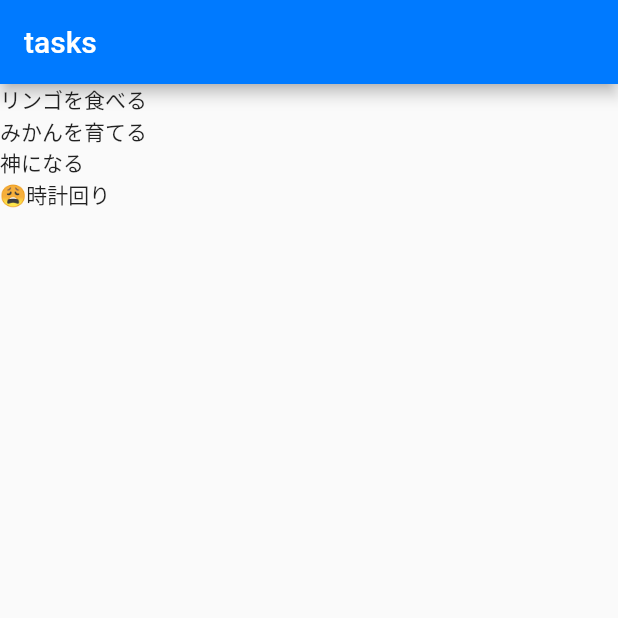
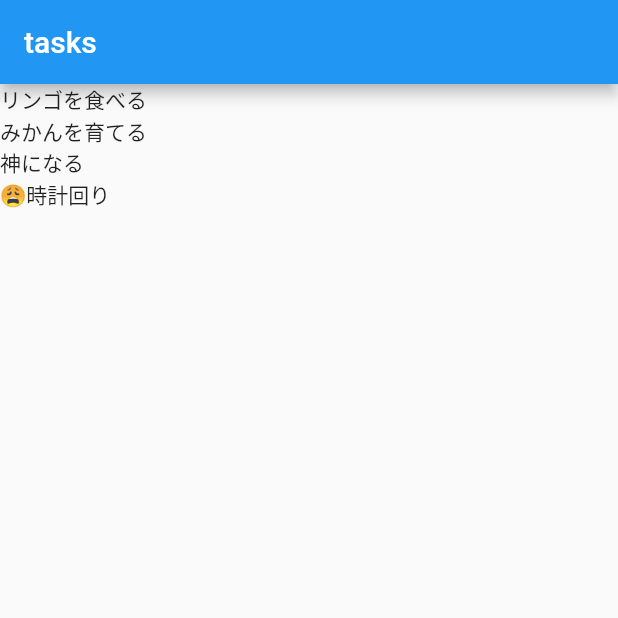
Before and after one commit to kobayashiharuto/flutter_rehabilitation, a Flutter app: the screen it shows after launch, on a phone screen of 412 x 824 dp, the top half of it. Run offline on Flutter 3.47's test engine with Material 2 defaults, Android fonts, the phone set to English and light mode, and no system bars; our stand-ins replace hooks_riverpod.

```diff
--- a/lib/main.dart
+++ b/lib/main.dart
@@ -21,7 +21,7 @@ class MyApp extends StatelessWidget {
 
   @override
   Widget build(BuildContext context) {
-    return const CupertinoApp(
+    return const MaterialApp(
       title: 'Flutter Demo',
       home: TaskScreen(),
     );
```
